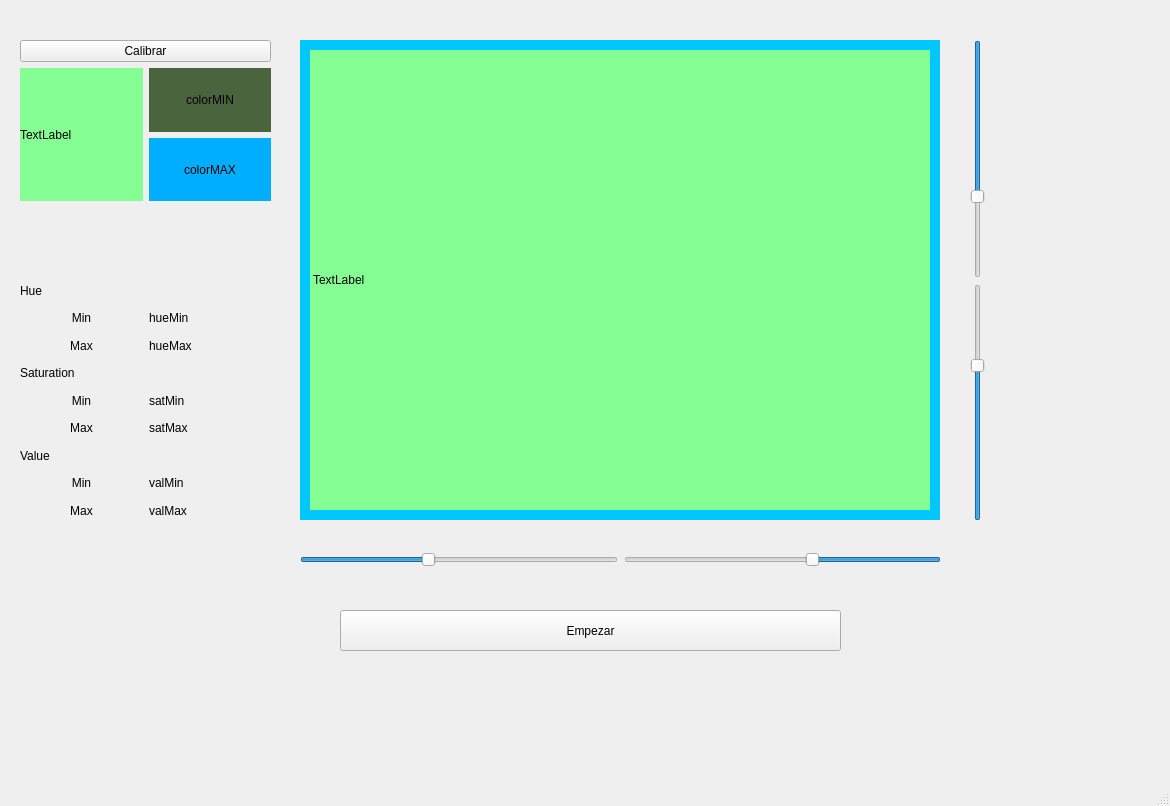
First picture: the form in ui/MainUI.ui, repository Kolark/Proyecto1VisionArtificial, before the edit.
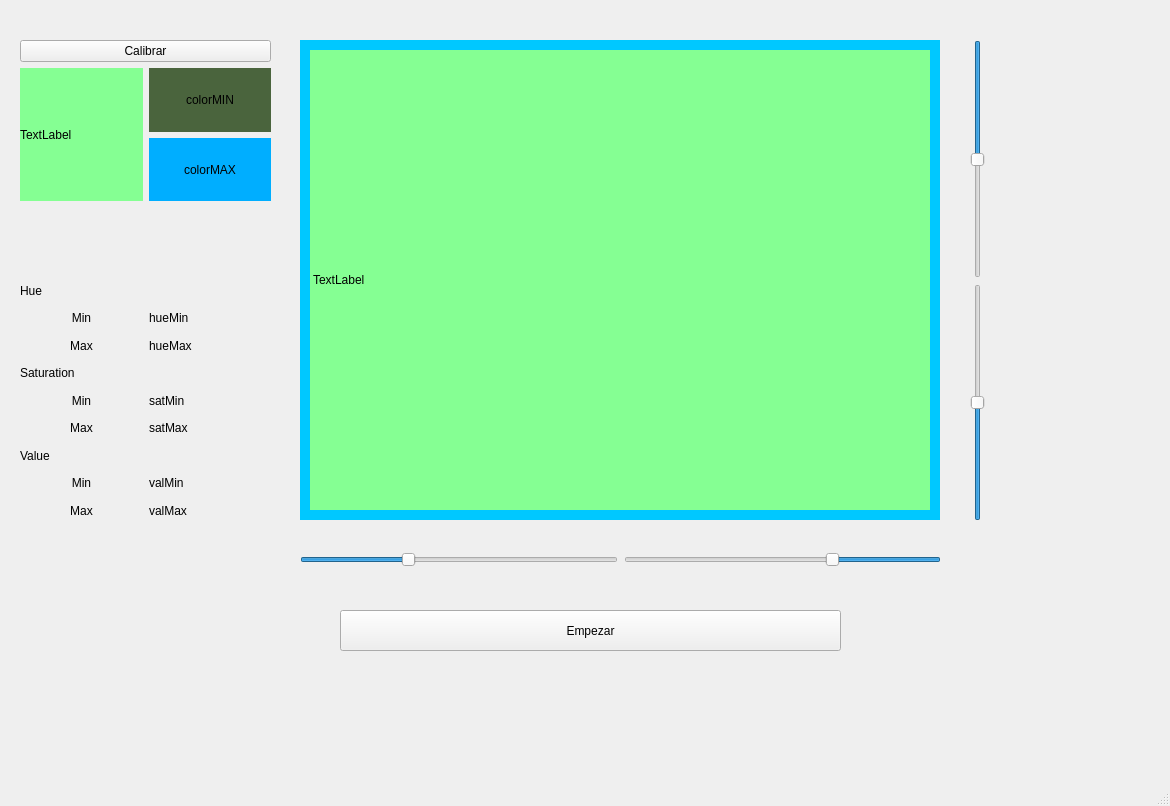
Second picture: the form after the edit.

Commit message: Ahora se puede jugar con Friday night funky

```diff
--- a/ui/MainUI.ui
+++ b/ui/MainUI.ui
@@ -306,7 +306,7 @@
         <number>50</number>
        </property>
        <property name="maximum">
-        <number>175</number>
+        <number>200</number>
        </property>
        <property name="value">
         <number>100</number>
@@ -322,7 +322,7 @@
         <number>50</number>
        </property>
        <property name="maximum">
-        <number>175</number>
+        <number>200</number>
        </property>
        <property name="value">
         <number>100</number>
@@ -353,7 +353,7 @@
         <number>25</number>
        </property>
        <property name="maximum">
-        <number>100</number>
+        <number>125</number>
        </property>
        <property name="value">
         <number>75</number>
@@ -372,7 +372,7 @@
         <number>25</number>
        </property>
        <property name="maximum">
-        <number>100</number>
+        <number>125</number>
        </property>
        <property name="value">
         <number>75</number>
```
The commit also changes 2 other files.
